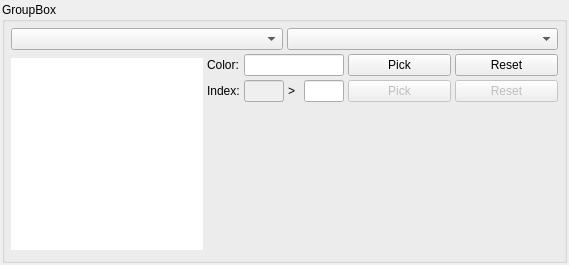
The window that source/palettewidget.ui (diasurgical/d1-graphics-tool) describes before a commit, drawn with Qt 5.
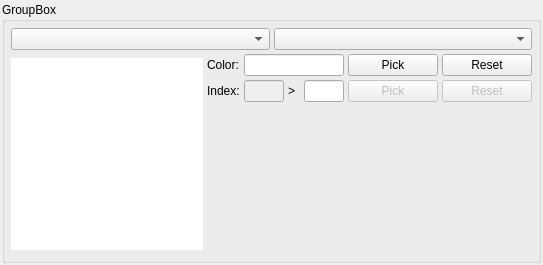
The same window after the commit.

Commit message: Implement reset translation button

```diff
--- a/source/palettewidget.ui
+++ b/source/palettewidget.ui
@@ -6,7 +6,7 @@
    <rect>
     <x>0</x>
     <y>0</y>
-    <width>569</width>
+    <width>543</width>
     <height>265</height>
    </rect>
   </property>
```
The commit also changes 2 other files.
